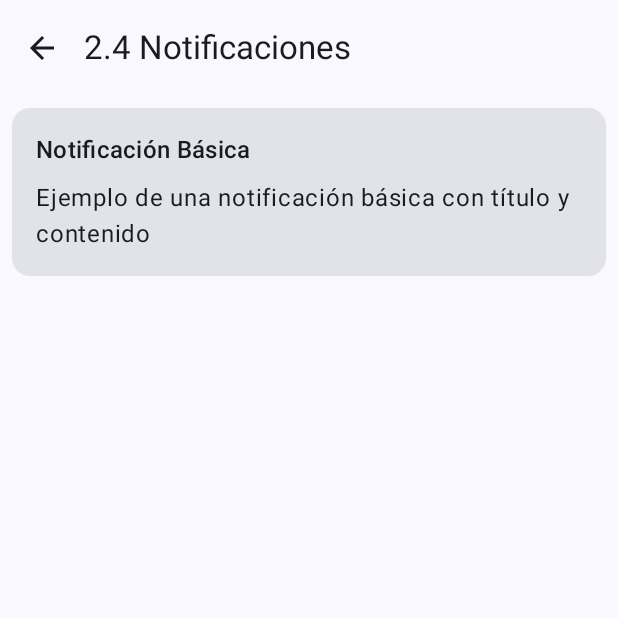
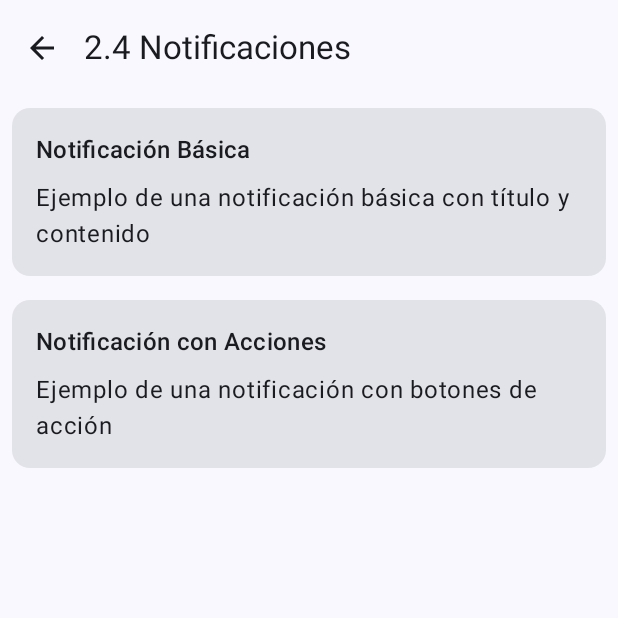
Before and after one commit to antoniolg/Framework-Samples-Compose, an Android app built with Jetpack Compose: the screen it shows after launch (MainActivity), after a tap on "2.4 Notificaciones", on a phone screen of 412 x 824 dp, the top half of it. Run offline under Robolectric (Android 15) with nearby library versions, the phone set to English and light mode, and no system bars.

Commit message:
Notifications: with actions

```diff
--- a/app/src/main/AndroidManifest.xml
+++ b/app/src/main/AndroidManifest.xml
@@ -35,6 +35,8 @@
 
         <service android:name=".ui.screens.services.DownloadService" />
         <service android:name=".ui.screens.services.BoundDownloadService" />
+
+        <receiver android:name=".ui.screens.notifications.NotificationActionReceiver"/>
     </application>
 
 </manifest>
--- a/app/src/main/java/com/antonioleiva/frameworksamples/ui/navigation/notificationNav.kt
+++ b/app/src/main/java/com/antonioleiva/frameworksamples/ui/navigation/notificationNav.kt
@@ -3,6 +3,7 @@ package com.antonioleiva.frameworksamples.ui.navigation
 import androidx.navigation.NavGraphBuilder
 import androidx.navigation.NavHostController
 import androidx.navigation.compose.composable
+import com.antonioleiva.frameworksamples.ui.screens.notifications.ActionsNotificationScreen
 import com.antonioleiva.frameworksamples.ui.screens.notifications.BasicNotificationScreen
 import com.antonioleiva.frameworksamples.ui.screens.notifications.NotificationSamplesScreen
 
@@ -12,6 +13,7 @@ fun NavGraphBuilder.notificationNav(navController: NavHostController) {
             onSampleClick = { sample ->
                 when (sample.destination) {
                     is BasicNotificationScreen -> navController.navigate(BasicNotificationScreen)
+                    is ActionsNotificationScreen -> navController.navigate(ActionsNotificationScreen)
                 }
             },
             onBack = { navController.popBackStack() }
@@ -23,4 +25,10 @@ fun NavGraphBuilder.notificationNav(navController: NavHostController) {
             onBack = { navController.popBackStack() }
         )
     }
+
+    composable<ActionsNotificationScreen> {
+        ActionsNotificationScreen(
+            onBack = { navController.popBackStack() }
+        )
+    }
 }
--- a/app/src/main/java/com/antonioleiva/frameworksamples/ui/screens/notifications/NotificationSamplesScreen.kt
+++ b/app/src/main/java/com/antonioleiva/frameworksamples/ui/screens/notifications/NotificationSamplesScreen.kt
@@ -12,6 +12,11 @@ private val notificationSamples = listOf(
         titleRes = R.string.notification_basic,
         descriptionRes = R.string.notification_basic_description,
         destination = BasicNotificationScreen
+    ),
+    Sample(
+        titleRes = R.string.notification_actions,
+        descriptionRes = R.string.notification_actions_description,
+        destination = ActionsNotificationScreen
     )
 )
 
--- a/app/src/main/res/values/strings.xml
+++ b/app/src/main/res/values/strings.xml
@@ -46,7 +46,6 @@
     <string name="download_service_instructions">Este ejemplo demuestra un servicio que simula la descarga de un archivo. Puedes iniciar la descarga proporcionando una URL y detenerla en cualquier momento. El progreso de la descarga se muestra en el Logcat.</string>
     <string name="bound_download_service_instructions">Este ejemplo demuestra un servicio enlazado que simula la descarga de un archivo y muestra el progreso en tiempo real en la interfaz de usuario.</string>
 
-
     <!-- Coroutines Samples -->
     <string name="coroutines_title">Corrutinas en Android</string>
     <string name="coroutines_description">Ejemplo de uso de corrutinas para tareas en segundo plano</string>
@@ -66,4 +65,9 @@
     <string name="channel_basic_description">Canal para notificaciones básicas de ejemplo</string>
     <string name="notification_basic_instructions">Este ejemplo demuestra cómo crear y mostrar una notificación básica. En Android 13 y superior, se solicita el permiso POST_NOTIFICATIONS antes de mostrar la notificación.</string>
     <string name="notification_expandable_content">Este es un ejemplo de notificación expandible. Al expandir la notificación, podrás ver este texto más largo que explica con más detalle el contenido de la notificación. Las notificaciones expandibles son útiles cuando necesitas mostrar más información al usuario.</string>
+    <string name="notification_actions">Notificación con Acciones</string>
+    <string name="notification_actions_description">Ejemplo de una notificación con botones de acción</string>
+    <string name="notification_message_title">Nuevo Mensaje</string>
+    <string name="notification_message_content">Has recibido un nuevo mensaje</string>
+    <string name="notification_action_mark_as_read">Marcar como leído</string>
 </resources>
```
Also changed, not shown: app/src/main/java/com/antonioleiva/frameworksamples/ui/screens/notifications/ActionsNotificationScreen.kt (added, +118 -0 lines), app/src/main/java/com/antonioleiva/frameworksamples/ui/screens/notifications/NotificationActionReceiver.kt (added, +22 -0 lines).
